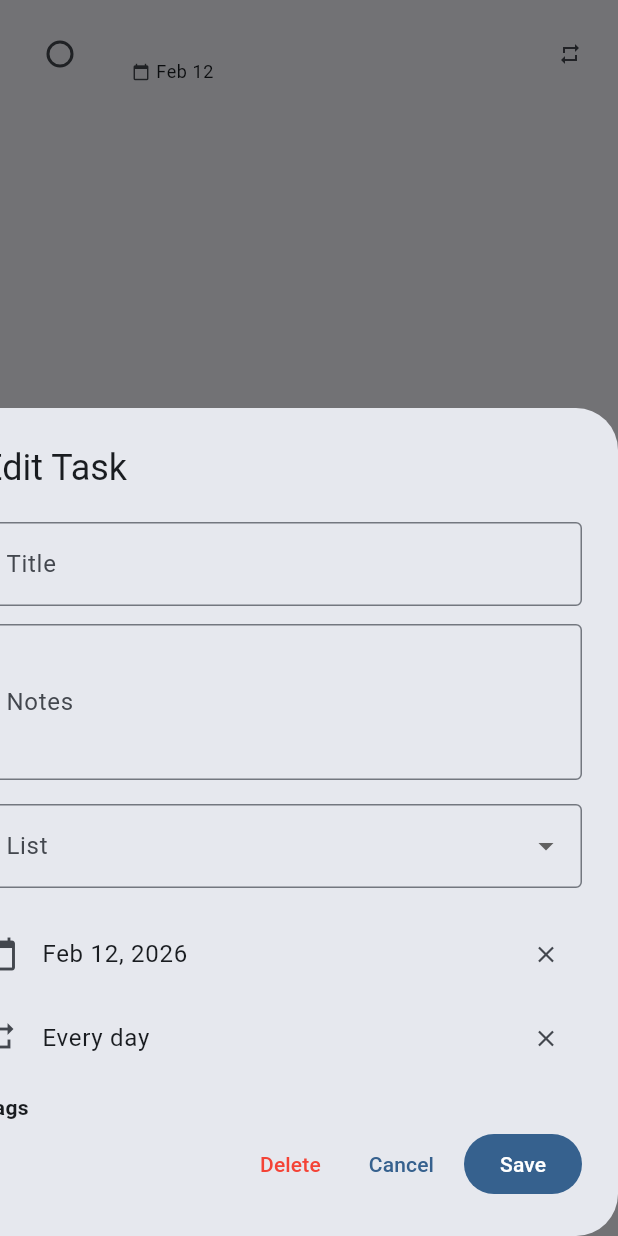
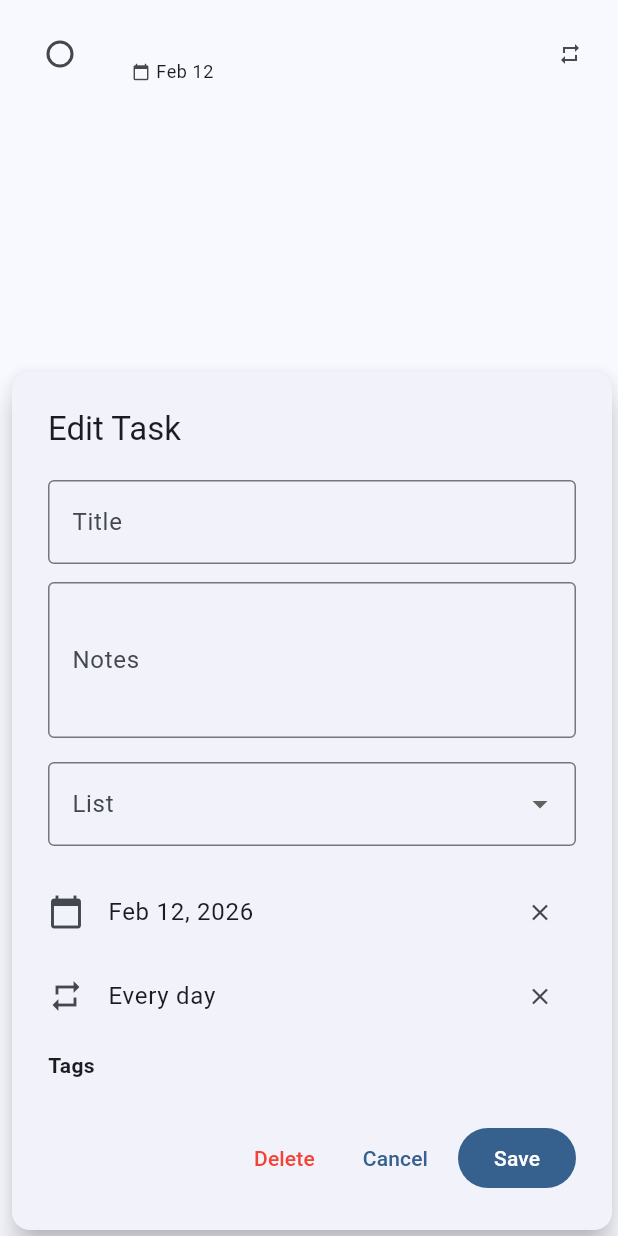
Before and after one commit to reosfire/Todo, a Flutter app: the _SmartTaskTile widget shown alone on an empty page, opened directly with empty values, after a tap on an icon or button, on a phone screen of 412 x 824 dp. Run offline on Flutter 3.47's test engine with Material 3 defaults, Android fonts, the phone set to English and light mode, and no system bars; our stand-ins replace shared_preferences, web; missing offline and left inert: dart:js_interop; accounts and stored records are empty.

Commit message:
use dialog to show popup

```diff
--- a/lib/ui/smart_list_view.dart
+++ b/lib/ui/smart_list_view.dart
@@ -85,16 +85,21 @@ class _SmartTaskTile extends StatelessWidget {
               color: Theme.of(context).colorScheme.onSurfaceVariant)
           : null,
       onTap: () {
-        showDialog(
+        showGeneralDialog(
           context: context,
-          builder: (_) => TaskEditorDialog(
+          barrierDismissible: true,
+          barrierLabel: '',
+          barrierColor: Colors.transparent,
+          pageBuilder: (context, animation, secondaryAnimation) {
+            return TaskEditorDialog(
               listId: task.listId,
               existingTask: task,
               clickPosition: Offset(
                 MediaQuery.of(context).size.width / 2,
                 MediaQuery.of(context).size.height / 2,
               ),
-          ),
+            );
+          },
         );
       },
     );
--- a/lib/ui/task_editor_dialog.dart
+++ b/lib/ui/task_editor_dialog.dart
@@ -113,14 +113,23 @@ class _TaskEditorDialogState extends State<TaskEditorDialog> {
   Widget build(BuildContext context) {
     final state = context.watch<AppState>();
 
-    final dialog = AlertDialog(
-      insetPadding: EdgeInsets.zero,
-      titlePadding: const EdgeInsets.fromLTRB(24, 24, 24, 0),
-      contentPadding: const EdgeInsets.fromLTRB(24, 20, 24, 0),
-      actionsPadding: const EdgeInsets.fromLTRB(24, 0, 24, 24),
-      title: Text(_isEditing ? 'Edit Task' : 'New Task'),
-      content: SizedBox(
+    final dialog = Card(
+      elevation: 8,
+      child: Container(
         width: 400,
+        padding: const EdgeInsets.all(24),
+        child: Column(
+          mainAxisSize: MainAxisSize.min,
+          crossAxisAlignment: CrossAxisAlignment.start,
+          children: [
+            // Title
+            Text(
+              _isEditing ? 'Edit Task' : 'New Task',
+              style: Theme.of(context).textTheme.titleLarge,
+            ),
+            const SizedBox(height: 20),
+            // Content
+            Flexible(
               child: SingleChildScrollView(
           child: Column(
             mainAxisSize: MainAxisSize.min,
@@ -236,25 +245,35 @@ class _TaskEditorDialogState extends State<TaskEditorDialog> {
           ),
               ),
             ),
-      actions: [
+            const SizedBox(height: 24),
+            // Actions
+            Row(
+              mainAxisAlignment: MainAxisAlignment.end,
+              children: [
                 if (_isEditing)
                   TextButton(
                     onPressed: () {
                       state.deleteTask(widget.existingTask!.id);
                       Navigator.pop(context);
                     },
-            child:
-                const Text('Delete', style: TextStyle(color: Colors.red)),
+                    child: const Text('Delete',
+                        style: TextStyle(color: Colors.red)),
                   ),
+                const SizedBox(width: 8),
                 TextButton(
                   onPressed: () => Navigator.pop(context),
                   child: const Text('Cancel'),
                 ),
+                const SizedBox(width: 8),
                 FilledButton(
                   onPressed: _save,
                   child: Text(_isEditing ? 'Save' : 'Add'),
                 ),
               ],
+            ),
+          ],
+        ),
+      ),
     );
 
     // Wrap dialog in positioned widget with measured position
```
Also changed, not shown: lib/ui/task_list_view.dart (+16 -6 lines). Lines whose indentation alone changed are shown as unchanged.
